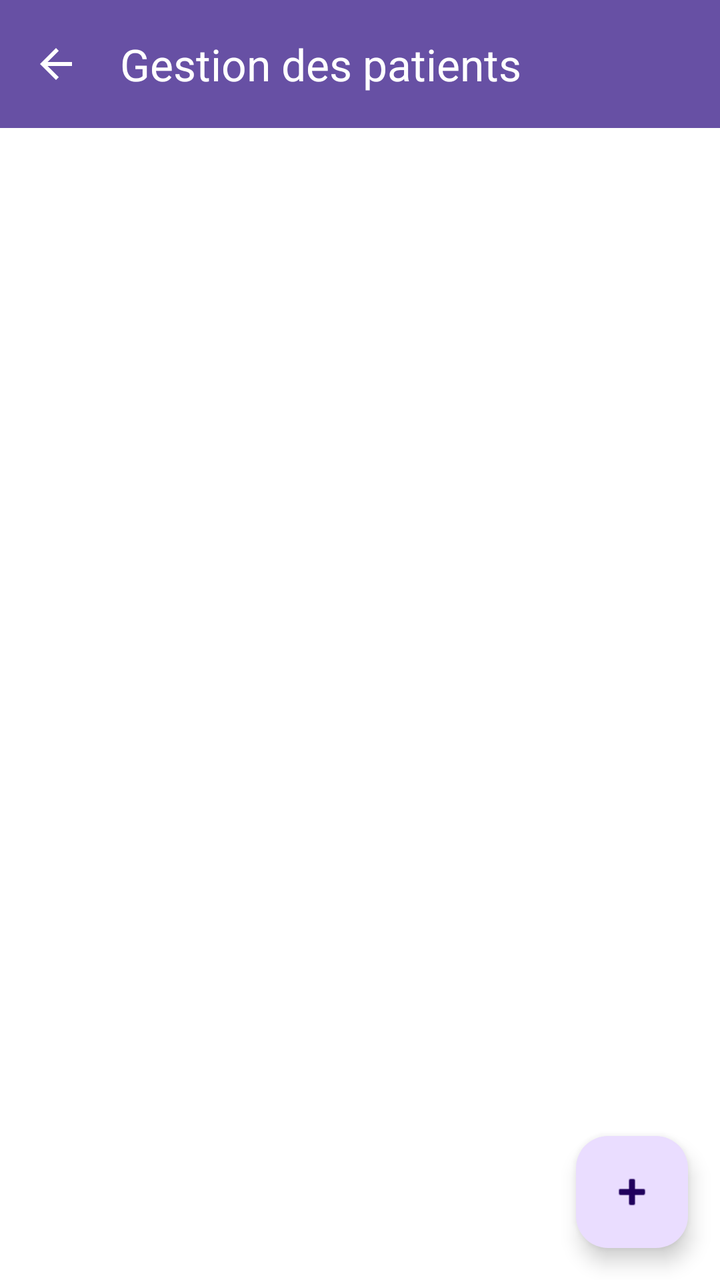
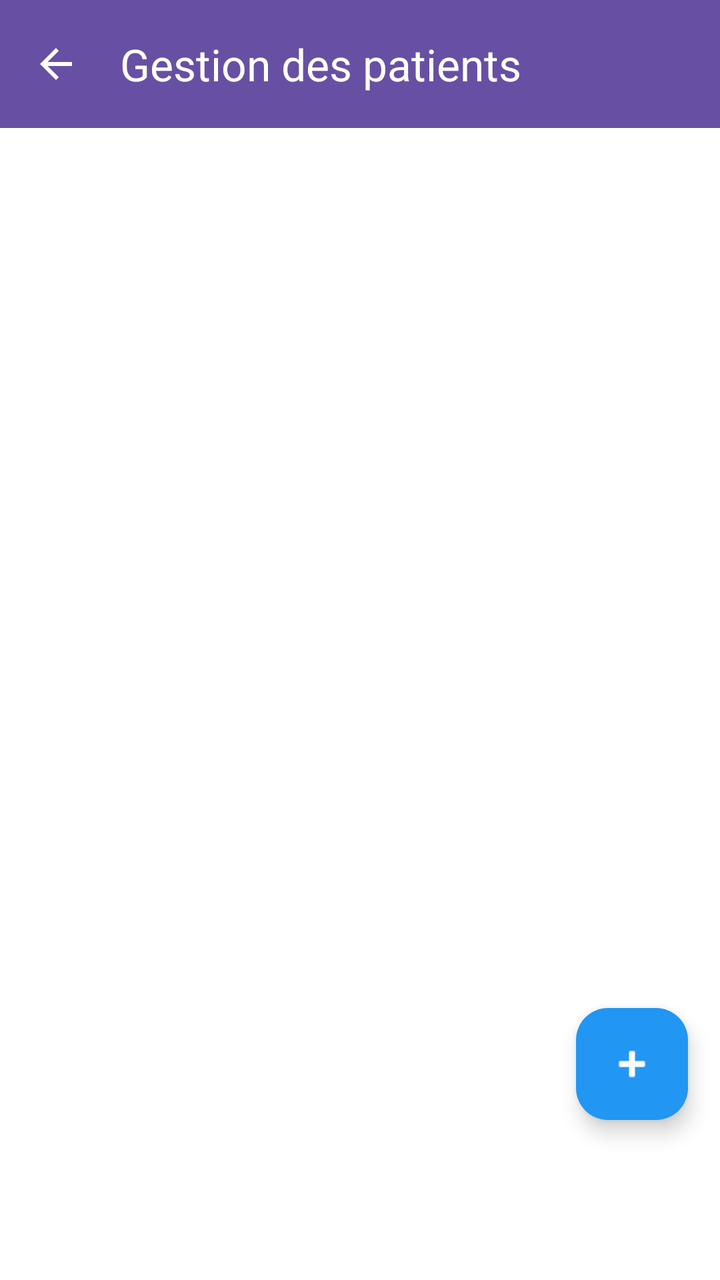

An Android layout rendered at two revisions. The XML below is the earlier revision; the diff shows what the commit changed to produce the second picture.
<!-- AndroidManifest.xml: application theme Theme.CabinetMedical -->
<!-- res/layout/activity_admin_patients_list.xml -->
<?xml version="1.0" encoding="utf-8"?>
<LinearLayout xmlns:android="http://schemas.android.com/apk/res/android"
    xmlns:app="http://schemas.android.com/apk/res-auto"
    android:layout_width="match_parent"
    android:layout_height="match_parent"
    android:orientation="vertical"
    android:background="@color/white">

    
    <com.google.android.material.appbar.MaterialToolbar
        android:id="@+id/toolbar"
        android:layout_width="match_parent"
        android:layout_height="?attr/actionBarSize"
        android:background="?attr/colorPrimary"
        app:title="Gestion des patients"
        app:titleTextColor="@android:color/white"
        app:navigationIcon="?attr/homeAsUpIndicator"
        app:navigationIconTint="@android:color/white" />

    
    <androidx.coordinatorlayout.widget.CoordinatorLayout
        android:layout_width="match_parent"
        android:layout_height="0dp"
        android:layout_weight="1">

        <FrameLayout
            android:layout_width="match_parent"
            android:layout_height="match_parent">

            
            <androidx.recyclerview.widget.RecyclerView
                android:id="@+id/recycler_view"
                android:layout_width="match_parent"
                android:layout_height="match_parent"
                android:padding="16dp"
                android:clipToPadding="false" />

            
            <ProgressBar
                android:id="@+id/progress_bar"
                android:layout_width="wrap_content"
                android:layout_height="wrap_content"
                android:layout_gravity="center"
                android:visibility="gone" />

            
            <TextView
                android:id="@+id/error_message"
                android:layout_width="match_parent"
                android:layout_height="wrap_content"
                android:layout_gravity="center"
                android:layout_margin="24dp"
                android:visibility="gone"
                android:text="Erreur de chargement"
                android:textColor="@color/error"
                android:textSize="16sp"
                android:gravity="center"
                android:padding="16dp"
                android:background="@drawable/error_background" />

            
            <TextView
                android:id="@+id/empty_message"
                android:layout_width="wrap_content"
                android:layout_height="wrap_content"
                android:layout_gravity="center"
                android:visibility="gone"
                android:text="Aucun patient enregistré"
                android:textSize="18sp"
                android:textColor="@color/text_secondary" />

        </FrameLayout>

        
        <com.google.android.material.floatingactionbutton.FloatingActionButton
            android:id="@+id/fab_add_patient"
            android:layout_width="wrap_content"
            android:layout_height="wrap_content"
            android:layout_gravity="bottom|end"
            android:layout_margin="16dp"
            android:src="@android:drawable/ic_input_add"
            android:contentDescription="Ajouter un patient" />

    </androidx.coordinatorlayout.widget.CoordinatorLayout>

</LinearLayout>
<!-- resources referenced by this layout -->
<resources>
  <color name="error">#F44336</color>
  <color name="text_secondary">#757575</color>
  <color name="white">#FFFFFFFF</color>
  <!-- drawable error_background (drawable) -->
  <?xml version="1.0" encoding="utf-8"?>
  <shape xmlns:android="http://schemas.android.com/apk/res/android"
      android:shape="rectangle">
      <solid android:color="#FFEBEE" />
      <corners android:radius="8dp" />
      <stroke
          android:width="1dp"
          android:color="#F44336" />
  </shape>
  <style name="Theme.CabinetMedical" parent="Base.Theme.CabinetMedical" />
  <style name="Base.Theme.CabinetMedical" parent="Theme.Material3.DayNight.NoActionBar">
          
          
      </style>
</resources>

<!-- the commit's change to res/layout/activity_admin_patients_list.xml (unified diff, before → after) -->
@@ -77,9 +77,12 @@
             android:layout_width="wrap_content"
             android:layout_height="wrap_content"
             android:layout_gravity="bottom|end"
-            android:layout_margin="16dp"
+            android:layout_marginEnd="16dp"
+            android:layout_marginBottom="80dp"
             android:src="@android:drawable/ic_input_add"
-            android:contentDescription="Ajouter un patient" />
+            android:contentDescription="Ajouter un patient"
+            app:backgroundTint="@color/primary"
+            app:tint="@color/white" />
 
     </androidx.coordinatorlayout.widget.CoordinatorLayout>
 
<!-- resource entries referenced after the edit -->
@@ -1,6 +1,7 @@
 <!-- resources referenced by this layout -->
 <resources>
   <color name="error">#F44336</color>
+  <color name="primary">#2196F3</color>
   <color name="text_secondary">#757575</color>
   <color name="white">#FFFFFFFF</color>
   <!-- drawable error_background (drawable) -->
